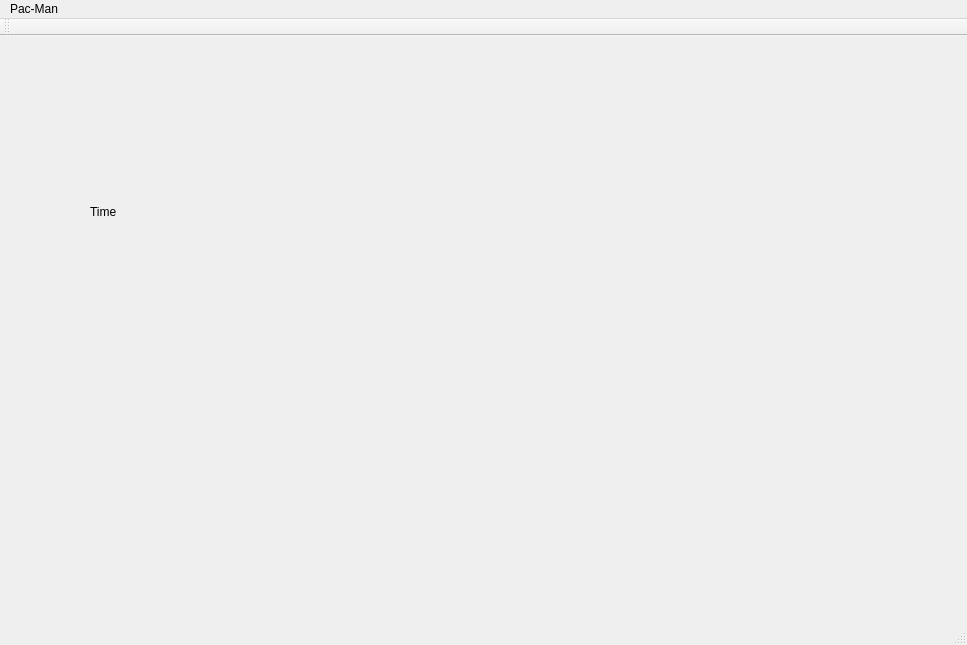
Above: mainwindow.ui from nickin1/Pac-Man before the change. Below: the same form after it.
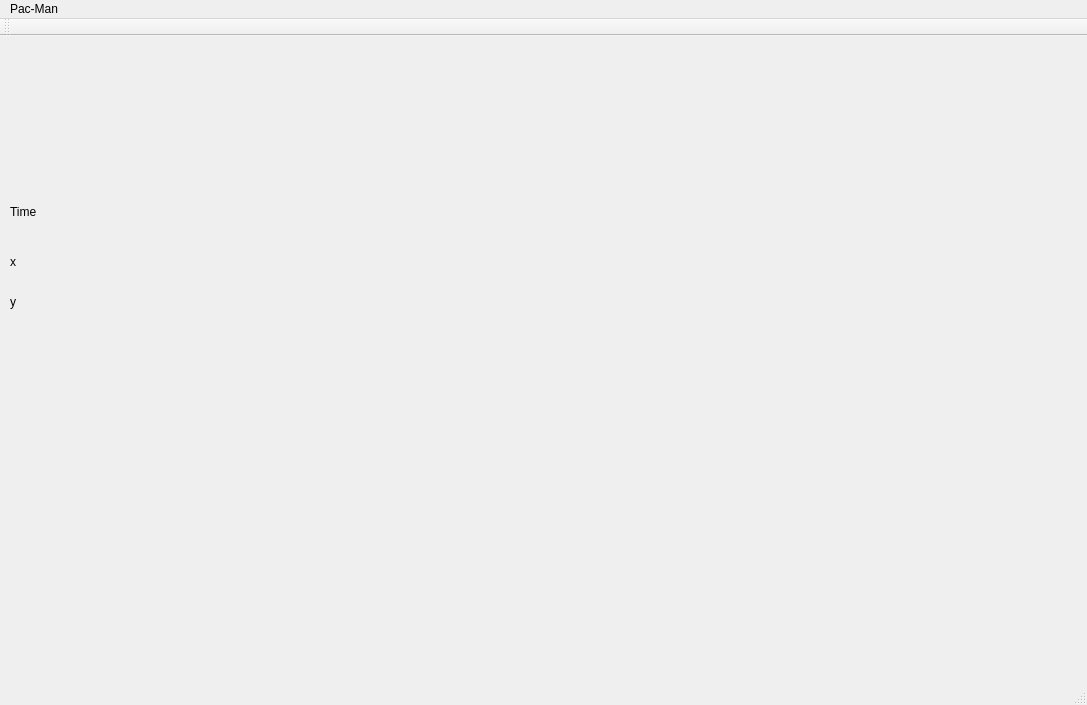
That is the form after the change.

The edit to the form file:
```diff
--- a/mainwindow.ui
+++ b/mainwindow.ui
@@ -6,8 +6,8 @@
    <rect>
     <x>0</x>
     <y>0</y>
-    <width>967</width>
-    <height>645</height>
+    <width>1087</width>
+    <height>705</height>
    </rect>
   </property>
   <property name="windowTitle">
@@ -17,10 +17,10 @@
    <widget class="QWidget" name="verticalLayoutWidget">
     <property name="geometry">
      <rect>
-      <x>290</x>
-      <y>10</y>
-      <width>371</width>
-      <height>331</height>
+      <x>102</x>
+      <y>20</y>
+      <width>961</width>
+      <height>611</height>
      </rect>
     </property>
     <layout class="QVBoxLayout" name="verticalLayout">
@@ -41,7 +41,7 @@
    <widget class="QLabel" name="time">
     <property name="geometry">
      <rect>
-      <x>90</x>
+      <x>10</x>
       <y>160</y>
       <width>111</width>
       <height>31</height>
@@ -51,13 +51,39 @@
      <string>Time</string>
     </property>
    </widget>
+   <widget class="QLabel" name="xlabel">
+    <property name="geometry">
+     <rect>
+      <x>10</x>
+      <y>210</y>
+      <width>111</width>
+      <height>31</height>
+     </rect>
+    </property>
+    <property name="text">
+     <string>x</string>
+    </property>
+   </widget>
+   <widget class="QLabel" name="ylabel">
+    <property name="geometry">
+     <rect>
+      <x>10</x>
+      <y>250</y>
+      <width>111</width>
+      <height>31</height>
+     </rect>
+    </property>
+    <property name="text">
+     <string>y</string>
+    </property>
+   </widget>
   </widget>
   <widget class="QMenuBar" name="menuBar">
    <property name="geometry">
     <rect>
      <x>0</x>
      <y>0</y>
-     <width>967</width>
+     <width>1087</width>
      <height>26</height>
     </rect>
    </property>
```
Left out of the diff: 15 changed lines with no effect on the pictures.
